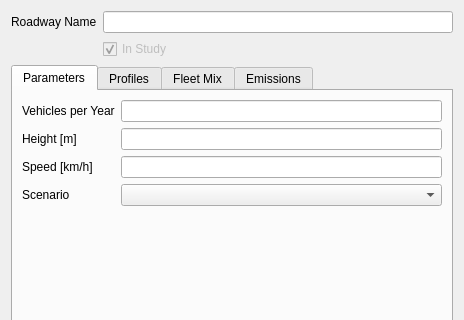
First picture: the form in open_alaqs/ui/ui_roadways.ui, repository eurocontrol-asu/open_alaqs, before the edit; both pictures show x 0 to 464 and y 0 to 320 of the 464 by 507 pixel window.
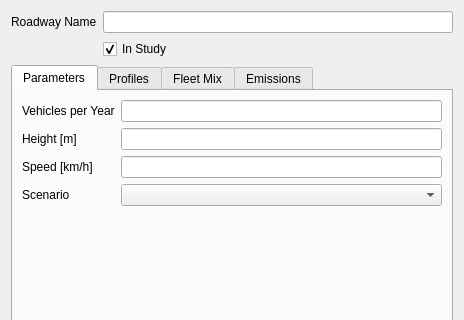
Second picture: the form after the edit.

The edit to the form file:
```diff
--- a/open_alaqs/ui/ui_roadways.ui
+++ b/open_alaqs/ui/ui_roadways.ui
@@ -37,9 +37,6 @@
      </item>
      <item row="1" column="1">
       <widget class="QCheckBox" name="instudy">
-       <property name="enabled">
-        <bool>false</bool>
-       </property>
        <property name="toolTip">
         <string>Enable to include the source in the study</string>
        </property>
```
Left out of the diff: 2 changed lines with no effect on the pictures.
